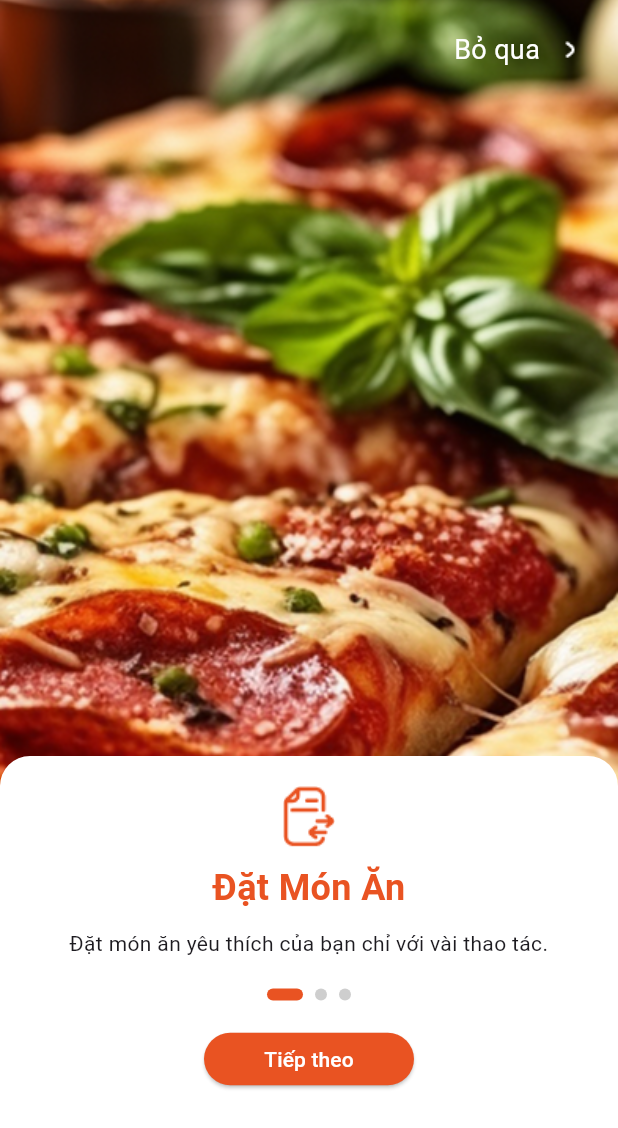
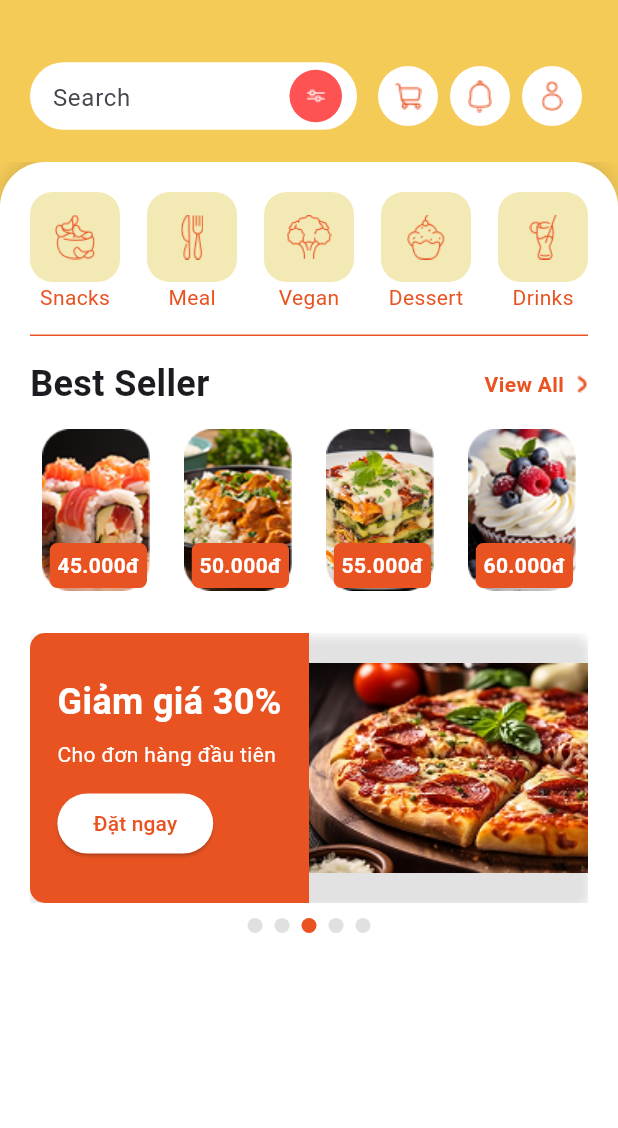
Before and after one commit to PhamVanDong2407/foodapp, a Flutter app: the screen it shows after launch, on a phone screen of 412 x 824 dp. Shown: the top 1128 px of the screen. Run offline on Flutter 3.47's test engine with Material 3 defaults, Android fonts, the phone set to English and light mode, and no system bars; our stand-ins replace firebase_auth, firebase_core, get; accounts and stored records are empty.

Commit message:
cap nhat giao dien home_page

```diff
--- /dev/null
+++ b/lib/components/content_area.dart
@@ -0,0 +1,33 @@
+import 'package:flutter/material.dart';
+
+class ContentArea extends StatelessWidget {
+  final Widget? child; // Cho phép nhận widget con
+
+  const ContentArea({super.key, this.child});
+
+  @override
+  Widget build(BuildContext context) {
+    return SingleChildScrollView(
+      child: Container(
+        width: double.infinity,
+        height: 750,
+        decoration: const BoxDecoration(
+          color: Colors.white,
+          borderRadius: BorderRadius.only(
+            topLeft: Radius.circular(30),
+            topRight: Radius.circular(30),
+          ),
+          boxShadow: [
+            BoxShadow(
+              color: Color(0x20000000),
+              blurRadius: 10,
+              offset: Offset(0, -3),
+            ),
+          ],
+        ),
+        child: child ??
+            const SizedBox(), // Nếu không có child, render một widget rỗng
+      ),
+    );
+  }
+}
--- /dev/null
+++ b/lib/components/home_page/action_button.dart
@@ -0,0 +1,22 @@
+import 'package:flutter/material.dart';
+
+class ActionButton extends StatelessWidget {
+  final String assetPath;
+
+  const ActionButton({super.key, required this.assetPath});
+
+  @override
+  Widget build(BuildContext context) {
+    return IconButton(
+      onPressed: () {},
+      style: IconButton.styleFrom(
+        backgroundColor: Colors.white,
+        shape: const CircleBorder(),
+      ),
+      icon: ImageIcon(
+        AssetImage(assetPath),
+        color: const Color(0xffE95322),
+      ),
+    );
+  }
+}
--- /dev/null
+++ b/lib/components/home_page/actionbtn_bestseller.dart
@@ -0,0 +1,263 @@
+import 'package:flutter/material.dart';
+
+class ActionbtnBestseller extends StatelessWidget {
+  const ActionbtnBestseller({super.key});
+
+  @override
+  Widget build(BuildContext context) {
+    return const Column(
+      children: [
+        Padding(
+          padding: EdgeInsets.only(top: 5),
+          child: Column(
+            mainAxisAlignment: MainAxisAlignment.start,
+            crossAxisAlignment: CrossAxisAlignment.start,
+            children: [
+              TextTitle(),
+              SizedBox(height: 5),
+              ImgBestSeller(),
+              SizedBox(height: 5),
+            ],
+          ),
+        ),
+        SizedBox(height: 15),
+        SizedBox(
+          height: 200, // Đặt chiều cao cố định cho banner
+          child: SlideBanner(),
+        ),
+      ],
+    );
+  }
+}
+
+class TextTitle extends StatelessWidget {
+  const TextTitle({super.key});
+
+  @override
+  Widget build(BuildContext context) {
+    return Row(
+      mainAxisAlignment: MainAxisAlignment.spaceBetween,
+      children: [
+        const Text(
+          'Best Seller',
+          style: TextStyle(
+            fontSize: 24,
+            fontWeight: FontWeight.bold,
+          ),
+        ),
+        GestureDetector(
+          onTap: () {},
+          child: Row(
+            children: [
+              const Text(
+                'View All',
+                style: TextStyle(
+                  color: Color(0xffE95322),
+                  fontWeight: FontWeight.bold,
+                ),
+              ),
+              const SizedBox(width: 8),
+              Image.asset('assets/images/icon_next.png'),
+            ],
+          ),
+        ),
+      ],
+    );
+  }
+}
+
+class ImgBestSeller extends StatelessWidget {
+  const ImgBestSeller({super.key});
+
+  @override
+  Widget build(BuildContext context) {
+    return Row(
+      mainAxisAlignment: MainAxisAlignment.spaceBetween,
+      children: [
+        _buildBestSellerItem('assets/images/best1.png', '45.000đ'),
+        _buildBestSellerItem('assets/images/best2.png', '50.000đ'),
+        _buildBestSellerItem('assets/images/best3.png', '55.000đ'),
+        _buildBestSellerItem('assets/images/best4.png', '60.000đ'),
+      ],
+    );
+  }
+
+  Widget _buildBestSellerItem(String imagePath, String price) {
+    return Stack(
+      children: [
+        IconButton(
+          onPressed: () {},
+          icon: Image.asset(imagePath),
+        ),
+        Positioned(
+          bottom: 10,
+          right: 10,
+          child: Container(
+            padding: const EdgeInsets.all(5),
+            decoration: BoxDecoration(
+              color: const Color(0xffE95322),
+              borderRadius: BorderRadius.circular(5),
+            ),
+            child: Text(
+              price,
+              style: const TextStyle(
+                color: Colors.white,
+                fontWeight: FontWeight.bold,
+              ),
+            ),
+          ),
+        ),
+      ],
+    );
+  }
+}
+
+class SlideBanner extends StatefulWidget {
+  const SlideBanner({super.key});
+
+  @override
+  State<SlideBanner> createState() => _SlideBannerState();
+}
+
+class _SlideBannerState extends State<SlideBanner> {
+  int _currentPage = 0;
+  final PageController _pageController = PageController();
+
+  @override
+  void initState() {
+    super.initState();
+    // Tự động chuyển trang sau mỗi 3 giây
+    Future.delayed(const Duration(seconds: 1), () {
+      _autoScrollBanner();
+    });
+  }
+
+  void _autoScrollBanner() {
+    Future.delayed(const Duration(seconds: 3), () {
+      if (_pageController.hasClients) {
+        if (_currentPage < 4) {
+          _currentPage++;
+        } else {
+          _currentPage = 0;
+        }
+        _pageController.animateToPage(
+          _currentPage,
+          duration: const Duration(milliseconds: 500),
+          curve: Curves.easeInOut,
+        );
+        _autoScrollBanner();
+      }
+    });
+  }
+
+  @override
+  void dispose() {
+    _pageController.dispose();
+    super.dispose();
+  }
+
+  @override
+  Widget build(BuildContext context) {
+    return Column(
+      children: [
+        Expanded(
+          child: PageView.builder(
+            controller: _pageController,
+            itemCount: 5,
+            onPageChanged: (index) {
+              setState(() {
+                _currentPage = index;
+              });
+            },
+            itemBuilder: (context, index) {
+              return Container(
+                decoration: BoxDecoration(
+                  borderRadius: BorderRadius.circular(10),
+                  boxShadow: [
+                    BoxShadow(
+                      color: Colors.grey.withOpacity(0.3),
+                      spreadRadius: 1,
+                      blurRadius: 5,
+                      offset: const Offset(0, 3),
+                    ),
+                  ],
+                ),
+                child: ClipRRect(
+                  borderRadius: BorderRadius.circular(10),
+                  child: Row(
+                    children: [
+                      Expanded(
+                        child: Container(
+                          color: const Color(0xffE95322),
+                          child: Center(
+                            child: Padding(
+                              padding: const EdgeInsets.all(12.0),
+                              child: Column(
+                                mainAxisAlignment: MainAxisAlignment.center,
+                                crossAxisAlignment: CrossAxisAlignment.start,
+                                children: [
+                                  Text(
+                                    'Giảm giá ${index + 1}0%',
+                                    style: const TextStyle(
+                                      color: Colors.white,
+                                      fontSize: 24,
+                                      fontWeight: FontWeight.bold,
+                                    ),
+                                  ),
+                                  const SizedBox(height: 8),
+                                  const Text(
+                                    'Cho đơn hàng đầu tiên',
+                                    style: TextStyle(
+                                      color: Colors.white,
+                                      fontSize: 14,
+                                    ),
+                                  ),
+                                  const SizedBox(height: 12),
+                                  ElevatedButton(
+                                    onPressed: () {},
+                                    style: ElevatedButton.styleFrom(
+                                      backgroundColor: Colors.white,
+                                      foregroundColor: const Color(0xffE95322),
+                                    ),
+                                    child: const Text('Đặt ngay'),
+                                  ),
+                                ],
+                              ),
+                            ),
+                          ),
+                        ),
+                      ),
+                      Expanded(
+                        child: Image.asset(
+                          'assets/images/Photo Pizza.png',
+                          fit: BoxFit.cover,
+                        ),
+                      ),
+                    ],
+                  ),
+                ),
+              );
+            },
+          ),
+        ),
+        const SizedBox(height: 10),
+        Row(
+          mainAxisAlignment: MainAxisAlignment.center,
+          children: List.generate(5, (index) {
+            return Container(
+              margin: const EdgeInsets.symmetric(horizontal: 4),
+              width: 10,
+              height: 10,
+              decoration: BoxDecoration(
+                shape: BoxShape.circle,
+                color: _currentPage == index
+                    ? const Color(0xffE95322)
+                    : Colors.grey.shade300,
+              ),
+            );
+          }),
+        ),
+      ],
+    );
+  }
+}
--- /dev/null
+++ b/lib/components/home_page/actionbtn_content.dart
@@ -0,0 +1,151 @@
+import 'package:flutter/material.dart';
+import 'package:get/get.dart';
+import 'package:get/get_core/src/get_main.dart';
+
+class ActionbtnContent extends StatelessWidget {
+  const ActionbtnContent({super.key});
+
+  @override
+  Widget build(BuildContext context) {
+    return Row(
+      mainAxisAlignment: MainAxisAlignment.spaceBetween,
+      children: [
+        Column(
+          children: [
+            IconButton(
+              onPressed: () {
+
+              },
+              style: IconButton.styleFrom(
+                padding: const EdgeInsets.all(15),
+                backgroundColor: const Color(0xffF3E9B5),
+                shape: RoundedRectangleBorder(
+                  borderRadius: BorderRadius.circular(15),
+                ),
+              ),
+              icon: const ImageIcon(
+                AssetImage('assets/images/Snacks.png'),
+                color: Color(0xffE95322),
+                size: 30,
+              ),
+            ),
+            const Text(
+              'Snacks',
+              style: TextStyle(
+                color: Color(0xffE95322),
+              ),
+            ),
+          ],
+        ),
+        Column(
+          children: [
+            IconButton(
+              onPressed: () {
+
+              },
+              style: IconButton.styleFrom(
+                padding: const EdgeInsets.all(15),
+                backgroundColor: const Color(0xffF3E9B5),
+                shape: RoundedRectangleBorder(
+                  borderRadius: BorderRadius.circular(15),
+                ),
+              ),
+              icon: const ImageIcon(
+                AssetImage('assets/images/Meals.png'),
+                color: Color(0xffE95322),
+                size: 30,
+              ),
+            ),
+            const Text(
+              'Meal',
+              style: TextStyle(
+                color: Color(0xffE95322),
+              ),
+            ),
+          ],
+        ),
+        Column(
+          children: [
+            IconButton(
+              onPressed: () {
+
+              },
+              style: IconButton.styleFrom(
+                padding: const EdgeInsets.all(15),
+                backgroundColor: const Color(0xffF3E9B5),
+                shape: RoundedRectangleBorder(
+                  borderRadius: BorderRadius.circular(15),
+                ),
+              ),
+              icon: const ImageIcon(
+                AssetImage('assets/images/Vegan.png'),
+                color: Color(0xffE95322),
+                size: 30,
+              ),
+            ),
+            const Text(
+              'Vegan',
+              style: TextStyle(
+                color: Color(0xffE95322),
+              ),
+            ),
+          ],
+        ),
+        Column(
+          children: [
+            IconButton(
+              onPressed: () {
+
+              },
+              style: IconButton.styleFrom(
+                padding: const EdgeInsets.all(15),
+                backgroundColor: const Color(0xffF3E9B5),
+                shape: RoundedRectangleBorder(
+                  borderRadius: BorderRadius.circular(15),
+                ),
+              ),
+              icon: const ImageIcon(
+                AssetImage('assets/images/Desserts.png'),
+                color: Color(0xffE95322),
+                size: 30,
+              ),
+            ),
+            const Text(
+              'Dessert',
+              style: TextStyle(
+                color: Color(0xffE95322),
+              ),
+            ),
+          ],
+        ),
+        Column(
+          children: [
+            IconButton(
+              onPressed: () {
+
+              },
+              style: IconButton.styleFrom(
+                padding: const EdgeInsets.all(15),
+                backgroundColor: const Color(0xffF3E9B5),
+                shape: RoundedRectangleBorder(
+                  borderRadius: BorderRadius.circular(15),
+                ),
+              ),
+              icon: const ImageIcon(
+                AssetImage('assets/images/Drinks.png'),
+                color: Color(0xffE95322),
+                size: 30,
+              ),
+            ),
+            const Text(
+              'Drinks',
+              style: TextStyle(
+                color: Color(0xffE95322),
+              ),
+            ),
+          ],
+        ),
+      ],
+    );
+  }
+}
--- /dev/null
+++ b/lib/components/home_page/search_action.dart
@@ -0,0 +1,23 @@
+import 'package:flutter/material.dart';
+import 'search_field.dart';
+import 'action_button.dart';
+
+class SearchAndActions extends StatelessWidget {
+  const SearchAndActions({super.key});
+
+  @override
+  Widget build(BuildContext context) {
+    return const Padding(
+      padding: EdgeInsets.symmetric(horizontal: 20),
+      child: Row(
+        children: [
+          Expanded(child: SearchField()),
+          SizedBox(width: 10),
+          ActionButton(assetPath: 'assets/images/cart.png'),
+          ActionButton(assetPath: 'assets/images/noti.png'),
+          ActionButton(assetPath: 'assets/images/pro5.png'),
+        ],
+      ),
+    );
+  }
+}
--- /dev/null
+++ b/lib/components/home_page/search_button.dart
@@ -0,0 +1,24 @@
+import 'package:flutter/material.dart';
+
+class SearchButton extends StatelessWidget {
+  const SearchButton({super.key});
+
+  @override
+  Widget build(BuildContext context) {
+    return Container(
+      width: 35,
+      height: 35,
+      decoration: const BoxDecoration(
+        color: Colors.redAccent,
+        shape: BoxShape.circle,
+      ),
+      child: IconButton(
+        onPressed: () {},
+        icon: const ImageIcon(
+          AssetImage('assets/images/Vector.png'),
+          color: Colors.white,
+        ),
+      ),
+    );
+  }
+}
--- /dev/null
+++ b/lib/components/home_page/search_field.dart
@@ -0,0 +1,33 @@
+import 'package:flutter/material.dart';
+import 'search_button.dart';
+
+class SearchField extends StatelessWidget {
+  const SearchField({super.key});
+
+  @override
+  Widget build(BuildContext context) {
+    return Container(
+      height: 45,
+      decoration: BoxDecoration(
+        color: Colors.white,
+        borderRadius: BorderRadius.circular(25),
+      ),
+      child: const Row(
+        children: [
+          SizedBox(width: 15),
+          Expanded(
+            child: TextField(
+              decoration: InputDecoration(
+                hintText: 'Search',
+                border: InputBorder.none,
+                contentPadding: EdgeInsets.symmetric(vertical: 8),
+              ),
+            ),
+          ),
+          SearchButton(),
+          SizedBox(width: 10),
+        ],
+      ),
+    );
+  }
+}
--- a/lib/main.dart
+++ b/lib/main.dart
@@ -1,6 +1,7 @@
 import 'package:firebase_core/firebase_core.dart';
 import 'package:flutter/material.dart';
 import 'package:foodapp/firebase_options.dart';
+import 'package:foodapp/pages/home_page/home_page.dart';
 import 'package:foodapp/pages/launch_page/splash_page.dart';
 import 'package:foodapp/routes/route.dart';
 
@@ -22,7 +23,8 @@ class MyApp extends StatelessWidget {
     return GetMaterialApp(
       debugShowCheckedModeBanner: false,
       getPages: pages,
-      home: const SplashPage(),
+      // home: const SplashPage(),
+      home: const HomePage(),
     );
   }
 }
--- a/lib/pages/home_page/home_page.dart
+++ b/lib/pages/home_page/home_page.dart
@@ -1,4 +1,8 @@
 import 'package:flutter/material.dart';
+import 'package:foodapp/components/home_page/actionbtn_bestseller.dart';
+import '../../components/content_area.dart';
+import '../../components/home_page/actionbtn_content.dart';
+import '../../components/home_page/search_action.dart';
 
 class HomePage extends StatelessWidget {
   const HomePage({super.key});
@@ -6,11 +10,46 @@ class HomePage extends StatelessWidget {
   @override
   Widget build(BuildContext context) {
     return const Scaffold(
+      backgroundColor: Color(0xffF5CB58),
       body: SafeArea(
         child: Column(
-          children: [],
+          children: [
+            SizedBox(height: 40),
+            SearchAndActions(),
+            SizedBox(height: 20),
+            Expanded(
+              child: ContentArea(
+                child: Padding(
+                  padding: EdgeInsets.all(20),
+                  child: Column(
+                    mainAxisAlignment: MainAxisAlignment.start,
+                    crossAxisAlignment: CrossAxisAlignment.start,
+                    children: [
+                      ActionbtnContent(),
+                      SizedBox(height: 5),
+                      Line(),
+                      ActionbtnBestseller(),
+                    ],
+                  ),
+                ),
+              ),
+            ),
+          ],
         ),
       ),
     );
   }
 }
+
+class Line extends StatelessWidget {
+  const Line({super.key});
+
+  @override
+  Widget build(BuildContext context) {
+    return Container(
+      height: 1,
+      color: const Color(0xffE95322),
+      margin: const EdgeInsets.symmetric(vertical: 10),
+    );
+  }
+}
```
Also changed, not shown: assets/images/Photo Pizza.png (added).
